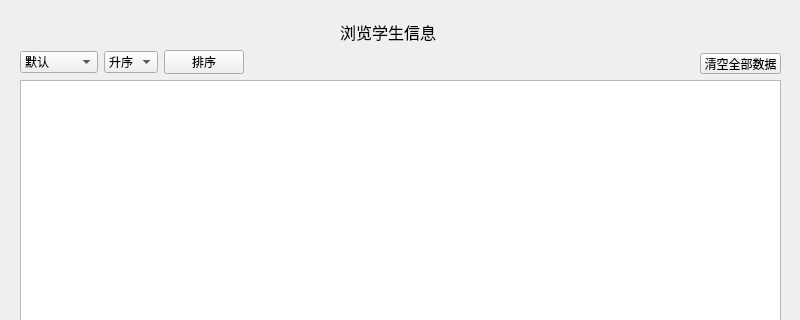
First picture: the form in SSMS/browser_widget.ui, repository NogiNonoka/StudentStatusManagementSystem, before the edit; both pictures show x 0 to 800 and y 0 to 320 of the 800 by 600 pixel window.
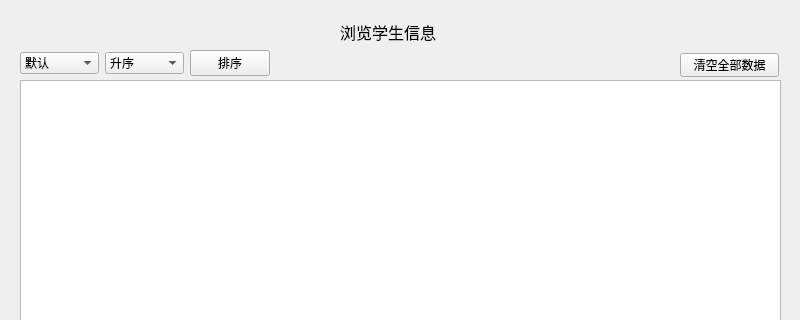
Second picture: the form after the edit.

```diff
--- a/SSMS/browser_widget.ui
+++ b/SSMS/browser_widget.ui
@@ -60,8 +60,8 @@
     <rect>
      <x>20</x>
      <y>50</y>
-     <width>224</width>
-     <height>24</height>
+     <width>250</width>
+     <height>26</height>
     </rect>
    </property>
    <layout class="QHBoxLayout" name="horizontalLayout">
@@ -131,10 +131,10 @@
   <widget class="QPushButton" name="clearButton">
    <property name="geometry">
     <rect>
-     <x>700</x>
+     <x>680</x>
      <y>53</y>
-     <width>81</width>
-     <height>21</height>
+     <width>99</width>
+     <height>24</height>
     </rect>
    </property>
    <property name="text">
```
